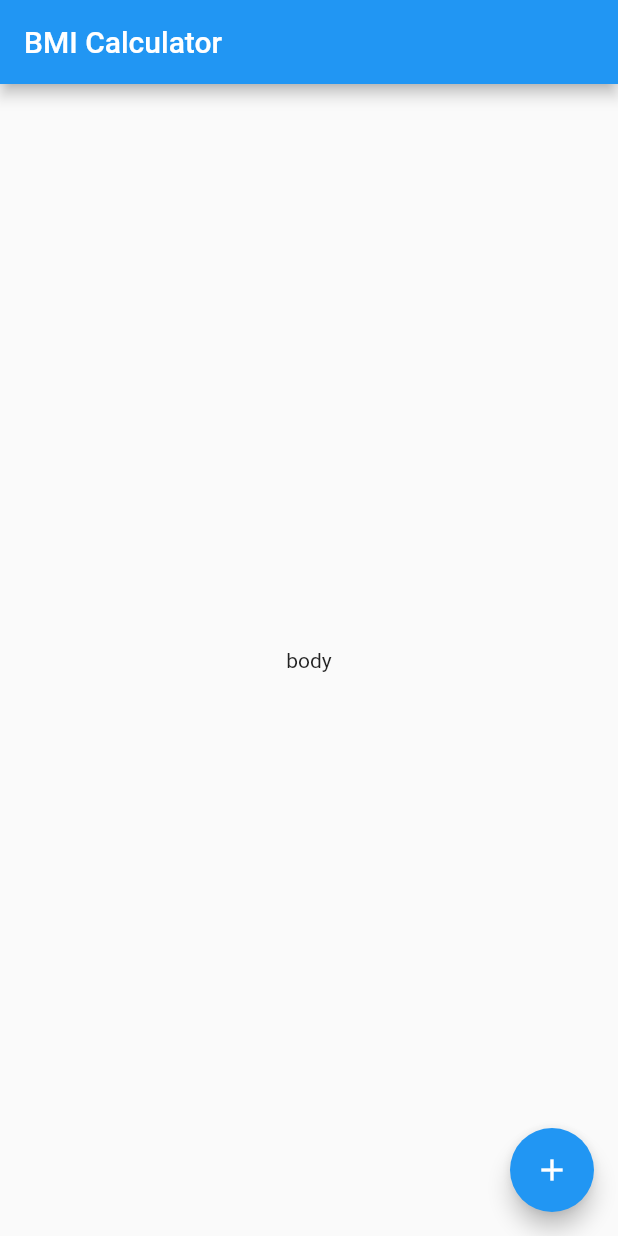
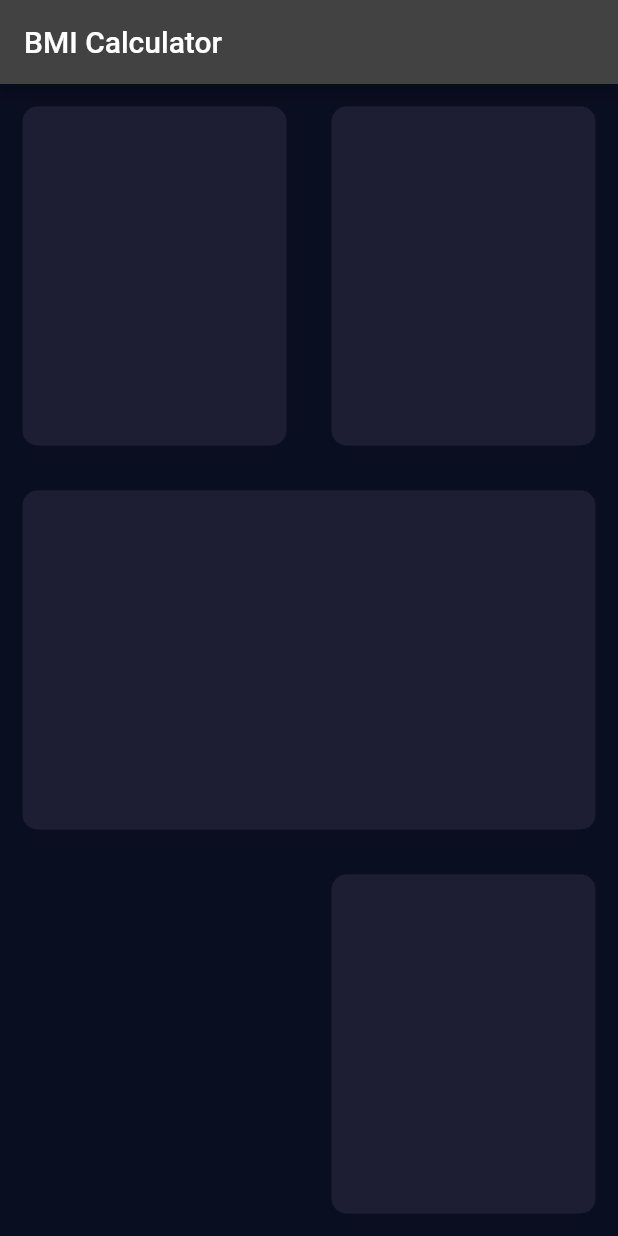
Before and after one commit to hshehabu/flutter-bmi-calculator, a Flutter app: the screen it shows after launch, on a phone screen of 412 x 824 dp. Run offline on Flutter 3.47's test engine with Material 2 defaults, Android fonts, the phone set to English and light mode, and no system bars.

Commit message:
reusable card , input page

```diff
--- /dev/null
+++ b/lib/input_page.dart
@@ -0,0 +1,68 @@
+import 'package:flutter/material.dart';
+
+class InputPage extends StatefulWidget {
+  const InputPage({Key? key}) : super(key: key);
+
+  @override
+  State<InputPage> createState() => _InputPageState();
+}
+
+class _InputPageState extends State<InputPage> {
+  @override
+  Widget build(BuildContext context) {
+    return Scaffold(
+        appBar: AppBar(
+          title: const Text('BMI Calculator'),
+        ),
+        body: Column(
+          children: [
+            Expanded(
+                child: Row(
+              children:  const [
+                Expanded(
+                  child: ReusableCard(colour: Color(0xFF1D1E33),),
+                ),
+                Expanded(
+                  child: ReusableCard(colour: Color(0xFF1D1E33),),
+                )
+              ],
+            )),
+            Expanded(
+                child: Row(
+              children: const [
+                Expanded(
+                  child: ReusableCard(colour: Color(0xFF1D1E33)),
+                ),
+              ],
+            )),
+            Expanded(
+                child: Row(
+              children:  const [
+                Expanded(
+                  child: ReusableCard(colour: Colors.transparent),
+                ),
+                Expanded(
+                  child: ReusableCard(colour: Color(0xFF1D1E33)),
+                )
+              ],
+            )),
+          ],
+        ));
+  }
+}
+
+class ReusableCard extends StatelessWidget {
+  const ReusableCard({super.key, required this.colour});
+ final Color colour;
+
+  @override
+  Widget build(BuildContext context) {
+    return Container(
+      margin: const EdgeInsets.all(15.0),
+      decoration: BoxDecoration(
+        borderRadius: BorderRadius.circular(10.0),
+        color:  colour,
+      ),
+    );
+  }
+}
--- a/lib/main.dart
+++ b/lib/main.dart
@@ -1,5 +1,5 @@
 import 'package:flutter/material.dart';
-
+import 'input_page.dart';
 void main()=> runApp(const BMICalculator());
 
 class BMICalculator extends StatelessWidget {
@@ -8,36 +8,12 @@ class BMICalculator extends StatelessWidget {
   @override
   Widget build(BuildContext context) {
     return  MaterialApp(
-      theme: ThemeData(
-        primaryColor: Colors.redAccent,
-        9
+      theme: ThemeData.dark().copyWith(
+        primaryColor: const Color(0xFF0A0E21),
+        scaffoldBackgroundColor: const Color(0xFF0A0E21)
       ),
       debugShowCheckedModeBanner: false,
       home: const InputPage(),
     );
   }
 }
-class InputPage extends StatefulWidget {
-  const InputPage({Key? key}) : super(key: key);
-
-  @override
-  State<InputPage> createState() => _InputPageState();
-}
-
-class _InputPageState extends State<InputPage> {
-  @override
-  Widget build(BuildContext context) {
-    return  Scaffold(
-      appBar: AppBar(
-        title: const Text('BMI Calculator'),
-      ),
-      body: const Center(
-        child: Text('body'),
-      ),
-      floatingActionButton:  FloatingActionButton(
-     onPressed: (){},
-        child: const Icon(Icons.add),
-      ),
-    );
-  }
-}
```
Also changed, not shown: 1 other file.
